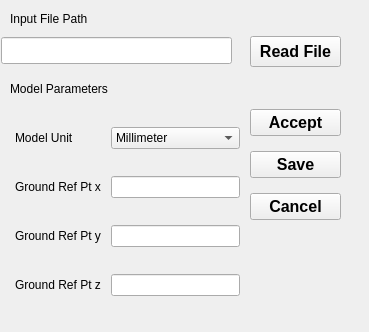
First picture: the form in framefab_gui/src/uis/model_input_config.ui, repository yijiangh/choreo, before the edit.
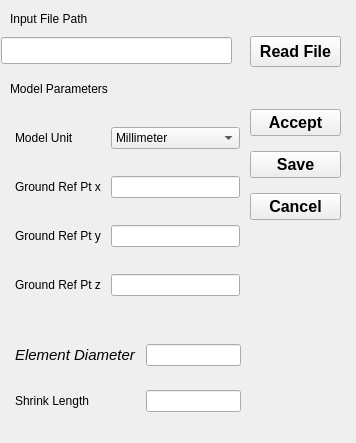
Second picture: the form after the edit.

The edit to the form file:
```diff
--- a/framefab_gui/src/uis/model_input_config.ui
+++ b/framefab_gui/src/uis/model_input_config.ui
@@ -6,8 +6,8 @@
    <rect>
     <x>0</x>
     <y>0</y>
-    <width>369</width>
-    <height>332</height>
+    <width>356</width>
+    <height>443</height>
    </rect>
   </property>
   <property name="windowTitle">
@@ -238,6 +238,65 @@
     </item>
    </layout>
   </widget>
+  <widget class="QWidget" name="formLayoutWidget_3">
+   <property name="geometry">
+    <rect>
+     <x>0</x>
+     <y>320</y>
+     <width>251</width>
+     <height>111</height>
+    </rect>
+   </property>
+   <layout class="QGridLayout" name="gridLayout_2">
+    <property name="sizeConstraint">
+     <enum>QLayout::SetNoConstraint</enum>
+    </property>
+    <property name="leftMargin">
+     <number>15</number>
+    </property>
+    <property name="topMargin">
+     <number>15</number>
+    </property>
+    <property name="rightMargin">
+     <number>10</number>
+    </property>
+    <property name="bottomMargin">
+     <number>10</number>
+    </property>
+    <property name="horizontalSpacing">
+     <number>10</number>
+    </property>
+    <property name="verticalSpacing">
+     <number>15</number>
+    </property>
+    <item row="0" column="1">
+     <widget class="QLineEdit" name="lineedit_element_diameter"/>
+    </item>
+    <item row="0" column="0">
+     <widget class="QLabel" name="labelMargin_3">
+      <property name="font">
+       <font>
+        <pointsize>11</pointsize>
+        <italic>true</italic>
+       </font>
+      </property>
+      <property name="text">
+       <string>Element Diameter</string>
+      </property>
+     </widget>
+    </item>
+    <item row="1" column="0">
+     <widget class="QLabel" name="labelOverlap_3">
+      <property name="text">
+       <string>Shrink Length</string>
+      </property>
+     </widget>
+    </item>
+    <item row="1" column="1">
+     <widget class="QLineEdit" name="lineedit_shrink_length"/>
+    </item>
+   </layout>
+  </widget>
  </widget>
  <resources/>
  <connections/>
```
Left out of the diff: 5 changed lines with no effect on the pictures.
